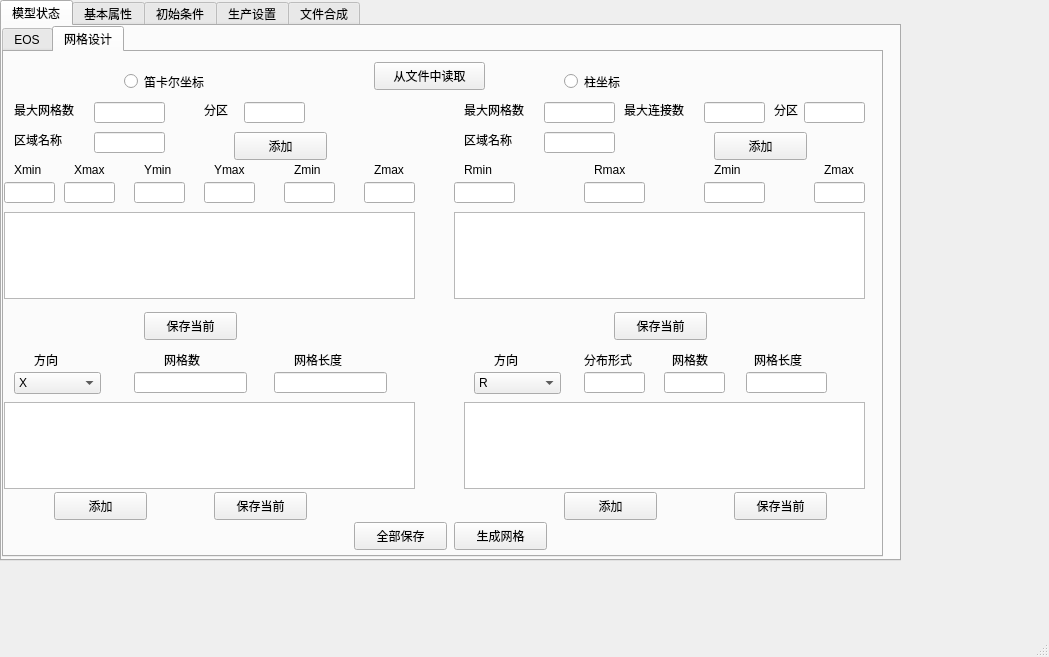
Old version of the form data_gui.ui in the repository keksen-zone/data-process.
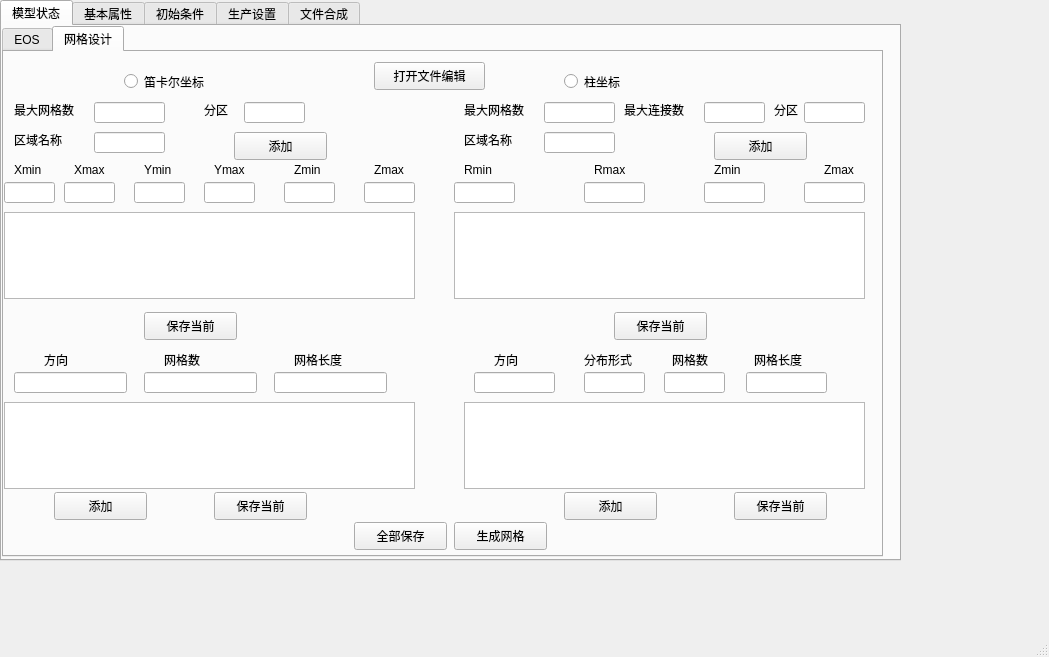
New version of the form. The open tabs and pages were chosen to show the change.

The edit to the form file:
```diff
--- a/data_gui.ui
+++ b/data_gui.ui
@@ -346,7 +346,7 @@
          </rect>
         </property>
         <property name="text">
-         <string>从文件中读取</string>
+         <string>打开文件编辑</string>
         </property>
        </widget>
        <widget class="QRadioButton" name="radioButton">
@@ -611,7 +611,7 @@
        <widget class="QLabel" name="label_24">
         <property name="geometry">
          <rect>
-          <x>30</x>
+          <x>40</x>
           <y>300</y>
           <width>72</width>
           <height>15</height>
@@ -647,35 +647,10 @@
          <string>网格长度</string>
         </property>
        </widget>
-       <widget class="QComboBox" name="comboBox_2">
-        <property name="geometry">
-         <rect>
-          <x>10</x>
-          <y>320</y>
-          <width>87</width>
-          <height>22</height>
-         </rect>
-        </property>
-        <item>
-         <property name="text">
-          <string>X</string>
-         </property>
-        </item>
-        <item>
-         <property name="text">
-          <string>Y</string>
-         </property>
-        </item>
-        <item>
-         <property name="text">
-          <string>Z</string>
-         </property>
-        </item>
-       </widget>
        <widget class="QLineEdit" name="lineEdit_18">
         <property name="geometry">
          <rect>
-          <x>130</x>
+          <x>140</x>
           <y>320</y>
           <width>113</width>
           <height>21</height>
@@ -921,9 +896,9 @@
        <widget class="QLineEdit" name="lineEdit_27">
         <property name="geometry">
          <rect>
-          <x>810</x>
+          <x>800</x>
           <y>130</y>
-          <width>51</width>
+          <width>61</width>
           <height>21</height>
          </rect>
         </property>
@@ -987,26 +962,6 @@
          <string>添加</string>
         </property>
        </widget>
-       <widget class="QComboBox" name="comboBox_3">
-        <property name="geometry">
-         <rect>
-          <x>470</x>
-          <y>320</y>
-          <width>87</width>
-          <height>22</height>
-         </rect>
-        </property>
-        <item>
-         <property name="text">
-          <string>R</string>
-         </property>
-        </item>
-        <item>
-         <property name="text">
-          <string>Z</string>
-         </property>
-        </item>
-       </widget>
        <widget class="QLabel" name="label_36">
         <property name="geometry">
          <rect>
@@ -1125,6 +1080,26 @@
          </rect>
         </property>
        </widget>
+       <widget class="QLineEdit" name="lineEdit_94">
+        <property name="geometry">
+         <rect>
+          <x>10</x>
+          <y>320</y>
+          <width>113</width>
+          <height>21</height>
+         </rect>
+        </property>
+       </widget>
+       <widget class="QLineEdit" name="lineEdit_95">
+        <property name="geometry">
+         <rect>
+          <x>470</x>
+          <y>320</y>
+          <width>81</width>
+          <height>21</height>
+         </rect>
+        </property>
+       </widget>
       </widget>
      </widget>
     </widget>
```
Left out of the diff: 102 changed lines with no effect on the pictures.
